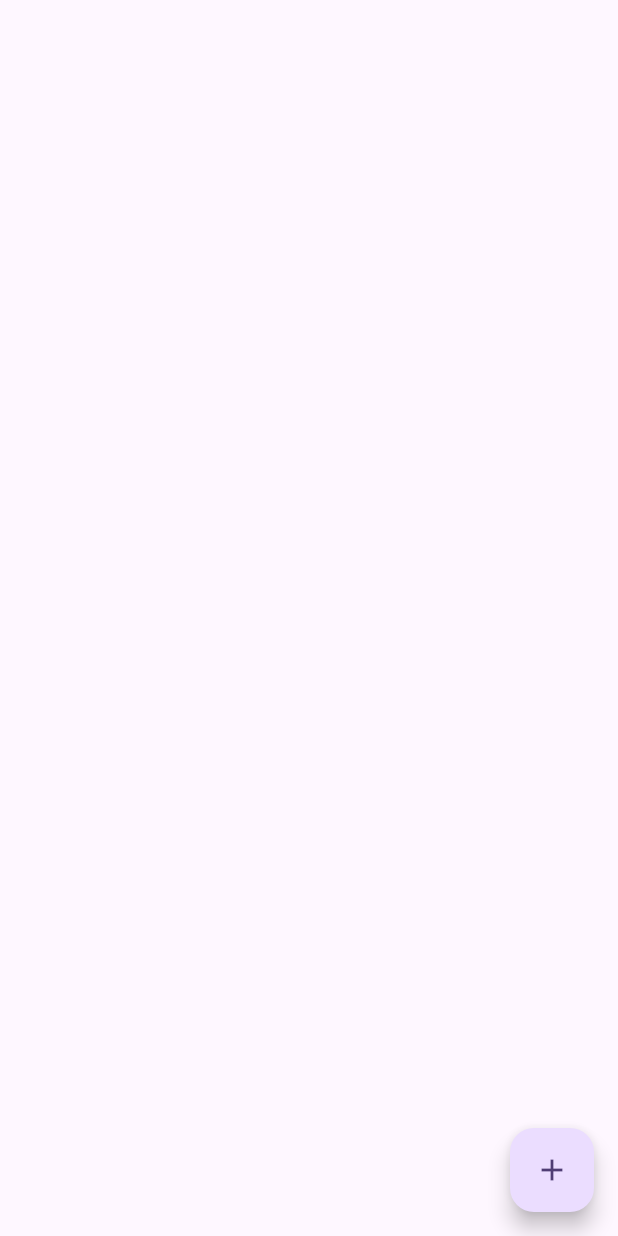
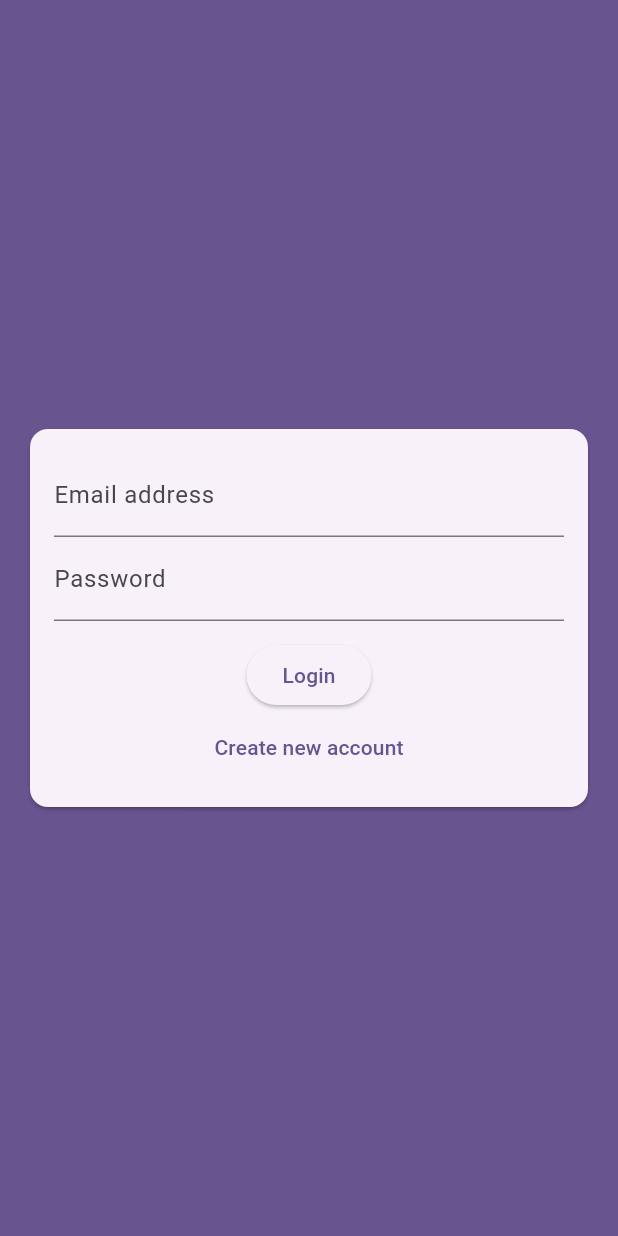
Before and after one commit to Armiron/flutter_chat_app, a Flutter app: the screen it shows after launch, on a phone screen of 412 x 824 dp. Run offline on Flutter 3.47's test engine with Material 3 defaults, Android fonts, the phone set to English and light mode, and no system bars; our stand-ins replace cloud_firestore, firebase_core; accounts and stored records are empty.

Commit message:
Implement authentication screen and form; update main app entry point

```diff
--- a/lib/main.dart
+++ b/lib/main.dart
@@ -1,5 +1,6 @@
 import 'package:flutter/material.dart';
 import 'package:firebase_core/firebase_core.dart';
+import 'package:flutter_chat_app/screens/auth_screen.dart';
 import 'package:flutter_chat_app/screens/chat_screen.dart';
 
 void main() async {
@@ -18,9 +19,18 @@ class MyApp extends StatelessWidget {
       title: 'FlutterChat',
       theme: ThemeData(
         colorScheme: ColorScheme.fromSeed(seedColor: Colors.deepPurple),
+        primarySwatch: Colors.purple,
         useMaterial3: true,
+        // debugShowCheckedModeBanner: false,
+        buttonTheme: ButtonThemeData(
+          buttonColor: Colors.purple,
+          textTheme: ButtonTextTheme.primary,
+          shape: RoundedRectangleBorder(
+            borderRadius: BorderRadius.circular(20),
+          ),
+        ),
       ),
-      home: ChatScreen(),
+      home: AuthScreen(),
     );
   }
 }
--- a/lib/screens/auth_screen.dart
+++ b/lib/screens/auth_screen.dart
@@ -0,0 +1,19 @@
+import 'package:flutter/material.dart';
+import 'package:flutter_chat_app/widgets/auth/auth_form.dart';
+
+class AuthScreen extends StatefulWidget {
+  const AuthScreen({super.key});
+
+  @override
+  State<AuthScreen> createState() => _AuthScreenState();
+}
+
+class _AuthScreenState extends State<AuthScreen> {
+  @override
+  Widget build(BuildContext context) {
+    return Scaffold(
+      backgroundColor: Theme.of(context).primaryColor,
+      body: AuthForm(),
+    );
+  }
+}
--- /dev/null
+++ b/lib/widgets/auth/auth_form.dart
@@ -0,0 +1,104 @@
+import 'package:flutter/material.dart';
+
+class AuthForm extends StatefulWidget {
+  const AuthForm({super.key});
+
+  @override
+  State<AuthForm> createState() => _AuthFormState();
+}
+
+class _AuthFormState extends State<AuthForm> {
+  final _formKey = GlobalKey<FormState>();
+  bool _isLogin = true;
+  String _userEmail = '';
+  String _userName = '';
+  String _userPassword = '';
+
+  _trySubmit() {
+    final isValid = _formKey.currentState!.validate();
+    FocusScope.of(context).unfocus();
+    if (isValid) {
+      _formKey.currentState!.save();
+    }
+  }
+
+  @override
+  Widget build(BuildContext context) {
+    return Center(
+      child: Card(
+        margin: EdgeInsets.all(20),
+        child: SingleChildScrollView(
+          child: Padding(
+            padding: EdgeInsets.all(16),
+            child: Form(
+              key: _formKey,
+              child: Column(
+                mainAxisSize: MainAxisSize.min,
+                children: <Widget>[
+                  TextFormField(
+                    validator: (value) {
+                      if (value!.isEmpty || !value.contains('@')) {
+                        return 'Please enter a valid email address.';
+                      }
+                      return null;
+                    },
+                    key: const ValueKey('email'),
+                    keyboardType: TextInputType.emailAddress,
+                    decoration:
+                        const InputDecoration(labelText: 'Email address'),
+                    onSaved: (newValue) {
+                      _userEmail = newValue!;
+                    },
+                  ),
+                  if (!_isLogin)
+                    TextFormField(
+                      validator: (value) {
+                        if (value!.isEmpty || value.length < 4) {
+                          return 'Username must be at least 4 characters long.';
+                        }
+                        return null;
+                      },
+                      key: const ValueKey('username'),
+                      decoration: const InputDecoration(labelText: 'Username'),
+                      onSaved: (newValue) {
+                        _userName = newValue!;
+                      },
+                    ),
+                  TextFormField(
+                    validator: (value) {
+                      if (value!.isEmpty || value.length < 7) {
+                        return 'Password must be at least 7 characters long.';
+                      }
+                      return null;
+                    },
+                    key: const ValueKey('password'),
+                    decoration: const InputDecoration(labelText: 'Password'),
+                    obscureText: true,
+                    onSaved: (newValue) {
+                      _userPassword = newValue!;
+                    },
+                  ),
+                  SizedBox(height: 12),
+                  ElevatedButton(
+                    onPressed: _trySubmit,
+                    child: Text(_isLogin ? 'Login' : 'Signup'),
+                  ),
+                  TextButton(
+                    onPressed: () {
+                      setState(() {
+                        _isLogin = !_isLogin;
+                      });
+                    },
+                    child: Text(_isLogin
+                        ? 'Create new account'
+                        : "I already have an account"),
+                  ),
+                ],
+              ),
+            ),
+          ),
+        ),
+      ),
+    );
+  }
+}
```
Also changed, not shown: lib/screens/chat_screen.dart (+7 -1 lines).
